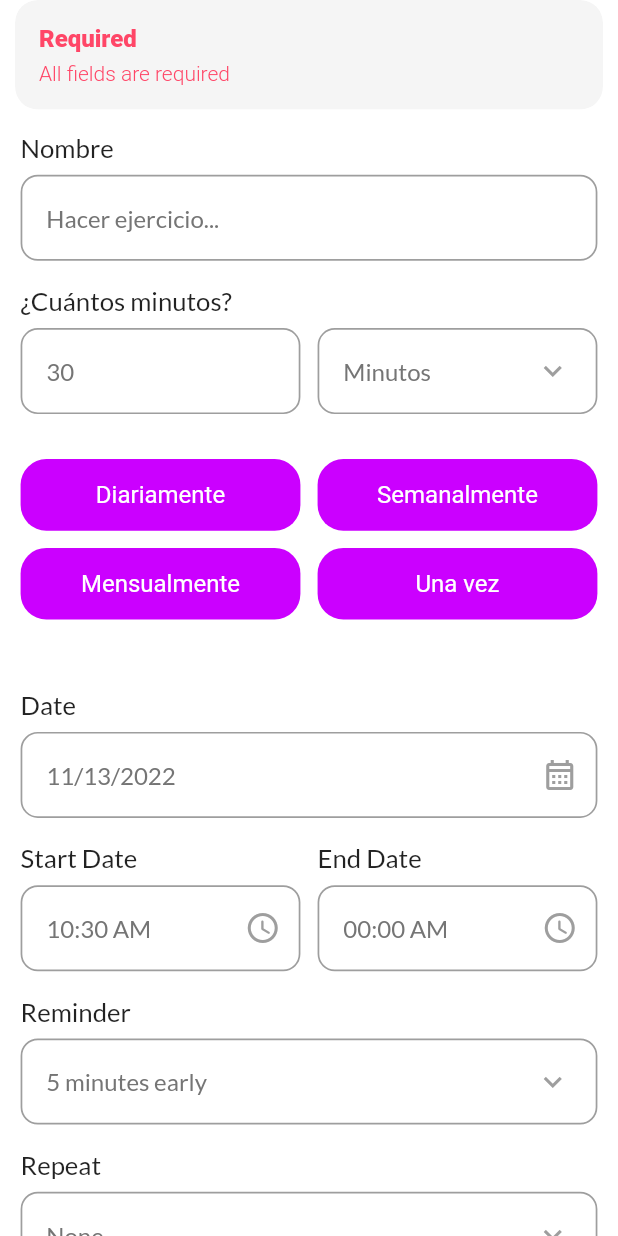
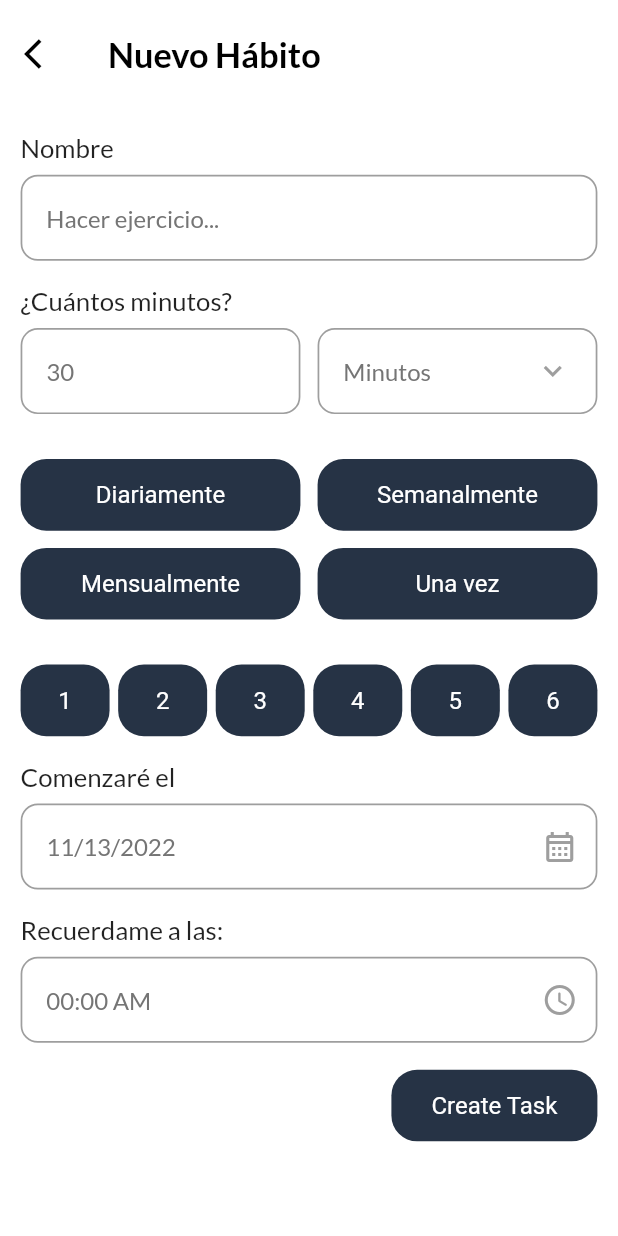
Before and after one commit to DanielM0802/smart_routine, a Flutter app: the AddTaskScreen screen opened directly, after a tap on "Diariamente", on a phone screen of 412 x 824 dp. Run offline on Flutter 3.47's test engine with Material 2 defaults, Android fonts, the phone set to English and light mode, and no system bars; drawn by our look-alikes of dropdown_button2; our stand-ins replace date_picker_timeline, flutter_local_notifications, flutter_native_timezone, flutter_screenutil, get, get_storage and 3 more; accounts and stored records are empty.

Commit message:
ui de formulario nueva tarea lista

```diff
--- a/lib/constants/colors.dart
+++ b/lib/constants/colors.dart
@@ -1,7 +1,8 @@
 import 'package:flutter/material.dart';
 
-// const Color primaryColor = Color(0xff4e5ae8);
-const Color primaryColor = Color(0xFFcb00ff);
+// const Color primaryColor = Color(0xff263345);
+const Color primaryColor = Color(0xff263345);
+const Color bgColor = Color(0xff161E2A);
 const Color yellowClr = Color.fromARGB(255, 230, 117, 18);
 const Color pinkClr = Color(0xffff4667);
 const Color greenClr = Color.fromARGB(255, 8, 165, 63);
--- a/lib/constants/theme.dart
+++ b/lib/constants/theme.dart
@@ -2,6 +2,7 @@ import 'package:flutter/material.dart';
 import 'package:get/get.dart';
 import 'package:google_fonts/google_fonts.dart';
 import 'package:flutter_screenutil/flutter_screenutil.dart';
+import 'package:smart_routine/constants/colors.dart';
 
 class Themes {
   static final lightTheme = ThemeData(
@@ -13,7 +14,7 @@ class Themes {
   );
   static final darkTheme = ThemeData(
     brightness: Brightness.dark,
-    scaffoldBackgroundColor: Colors.black,
+    scaffoldBackgroundColor: bgColor,
   );
 
   TextStyle get subHeadingTextStyle => GoogleFonts.lato(
--- a/lib/views/screens/add_task_screen.dart
+++ b/lib/views/screens/add_task_screen.dart
@@ -59,7 +59,6 @@ class AddTaskScreen extends StatelessWidget {
                     child: InputField(
                       hint: '30',
                       title: '¿Cuántos minutos?',
-                      controller: _titleController,
                     ),
                   ),
                   SizedBox(
@@ -148,9 +147,40 @@ class AddTaskScreen extends StatelessWidget {
                   ],
                 ),
               ),
+              Row(
+                children: [
+                  Expanded(
+                      child: Button(label: '1', onTap: (() => print('1')))),
+                  SizedBox(
+                    width: 5.w,
+                  ),
+                  Expanded(
+                      child: Button(label: '2', onTap: (() => print('1')))),
+                  SizedBox(
+                    width: 5.w,
+                  ),
+                  Expanded(
+                      child: Button(label: '3', onTap: (() => print('1')))),
+                  SizedBox(
+                    width: 5.w,
+                  ),
+                  Expanded(
+                      child: Button(label: '4', onTap: (() => print('1')))),
+                  SizedBox(
+                    width: 5.w,
+                  ),
+                  Expanded(
+                      child: Button(label: '5', onTap: (() => print('1')))),
+                  SizedBox(
+                    width: 5.w,
+                  ),
+                  Expanded(
+                      child: Button(label: '6', onTap: (() => print('1')))),
+                ],
+              ),
               InputField(
                 hint: DateFormat.yMd().format(_addTaskController.selectedDate),
-                title: 'Date',
+                title: 'Comenzaré el',
                 widget: IconButton(
                   onPressed: () => _getDateFromUser(context),
                   icon: Icon(
@@ -163,24 +193,8 @@ class AddTaskScreen extends StatelessWidget {
                 children: [
                   Expanded(
                     child: InputField(
-                      hint: _addTaskController.selectedStartTime,
-                      title: 'Start Date',
-                      widget: IconButton(
-                        onPressed: () => _getTimeFromUser(context, true),
-                        icon: Icon(
-                          Icons.access_time_rounded,
-                          color: Colors.grey,
-                        ),
-                      ),
-                    ),
-                  ),
-                  SizedBox(
-                    width: 10.w,
-                  ),
-                  Expanded(
-                    child: InputField(
                       hint: _addTaskController.selectedEndTime,
-                      title: 'End Date',
+                      title: 'Recuerdame a las:',
                       widget: IconButton(
                         onPressed: () => _getTimeFromUser(context, false),
                         icon: Icon(
@@ -192,98 +206,12 @@ class AddTaskScreen extends StatelessWidget {
                   )
                 ],
               ),
-              InputField(
-                hint: '${_addTaskController.selectedReminder} minutes early',
-                title: 'Reminder',
-                widget: SizedBox(
-                  width: 50.w,
-                  child: DropdownButtonHideUnderline(
-                    child: DropdownButton2(
-                      customButton: Icon(
-                        Icons.keyboard_arrow_down_sharp,
-                        color: Colors.grey,
-                      ),
-                      //customItemsIndexes: reminderList,
-                      //customItemsHeights: [8],
-                      items: [
-                        ...reminderList.map(
-                          (item) => DropdownMenuItem<String>(
-                            value: item.toString(),
-                            child: Text(
-                              item.toString(),
-                              style: TextStyle(
-                                color: Colors.grey,
-                              ),
-                            ),
-                          ),
-                        ),
-                      ],
-                      onChanged: (val) => _addTaskController
-                          .updateSelectedReminder(int.parse(val.toString())),
-                      itemHeight: 30.h,
-                      dropdownPadding: EdgeInsets.all(
-                        8,
-                      ),
-                      dropdownWidth: 80.w,
-                      dropdownDecoration: BoxDecoration(
-                        borderRadius: BorderRadius.circular(
-                          10.r,
-                        ),
-                      ),
-                      dropdownElevation: 1,
-                    ),
-                  ),
-                ),
-              ),
-              InputField(
-                hint: _addTaskController.selectedRepeat,
-                title: 'Repeat',
-                widget: SizedBox(
-                  width: 50.w,
-                  child: DropdownButtonHideUnderline(
-                    child: DropdownButton2(
-                      customButton: Icon(
-                        Icons.keyboard_arrow_down_sharp,
-                        color: Colors.grey,
-                      ),
-                      //customItemsHeight: 8.h,
-                      items: [
-                        ...repeatList.map(
-                          (item) => DropdownMenuItem<String>(
-                            value: item.toString(),
-                            child: Text(
-                              item.toString(),
-                              style: TextStyle(
-                                color: Colors.grey,
-                              ),
-                            ),
-                          ),
-                        ),
-                      ],
-                      onChanged: (val) => _addTaskController
-                          .updateSelectedRepeat(val.toString()),
-                      itemHeight: 30.h,
-                      dropdownPadding: EdgeInsets.all(
-                        8,
-                      ),
-                      dropdownWidth: 110.w,
-                      dropdownDecoration: BoxDecoration(
-                        borderRadius: BorderRadius.circular(
-                          10.r,
-                        ),
-                      ),
-                      dropdownElevation: 1,
-                    ),
-                  ),
-                ),
-              ),
               SizedBox(
                 height: 15.h,
               ),
               Row(
-                mainAxisAlignment: MainAxisAlignment.spaceBetween,
+                mainAxisAlignment: MainAxisAlignment.end,
                 children: [
-                  _colorPallete(),
                   Button(label: 'Create Task', onTap: () => _validateTask())
                 ],
               )
@@ -312,13 +240,13 @@ class AddTaskScreen extends StatelessWidget {
       //await _addTaskController.addTaskToDB(task);
       Get.back();
     } else {
-      Get.snackbar(
-        'Required',
-        'All fields are required',
-        backgroundColor:
-            Get.isDarkMode ? Color(0xFF212121) : Colors.grey.shade100,
-        colorText: pinkClr,
-      );
+      // Get.snackbar(
+      //   'Required',
+      //   'All fields are required',
+      //   backgroundColor:
+      //       Get.isDarkMode ? Color(0xFF212121) : Colors.grey.shade100,
+      //   colorText: pinkClr,
+      // );
     }
   }
 
```
